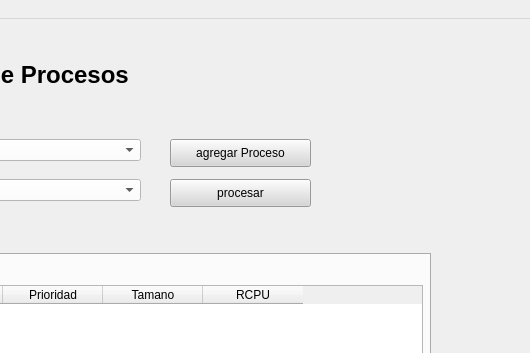
First picture: the form in apps/ui/principal.ui, repository AlejandroFNadal/SistOp2019, before the edit; both pictures show x 450 to 980 and y 0 to 353 of the 980 by 817 pixel window.
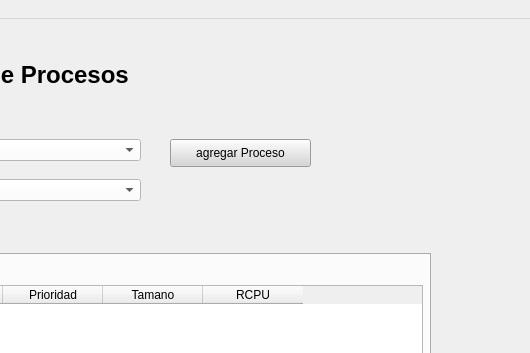
Second picture: the form after the edit.

Commit message: se actualiso ui

```diff
--- a/apps/ui/principal.ui
+++ b/apps/ui/principal.ui
@@ -43,22 +43,6 @@
      <string notr="true">background-color: rgb(255, 255, 255);</string>
     </property>
    </widget>
-   <widget class="QPushButton" name="pushButton_4">
-    <property name="geometry">
-     <rect>
-      <x>620</x>
-      <y>160</y>
-      <width>141</width>
-      <height>28</height>
-     </rect>
-    </property>
-    <property name="styleSheet">
-     <string notr="true">background-color: rgb(214, 214, 214);</string>
-    </property>
-    <property name="text">
-     <string>procesar</string>
-    </property>
-   </widget>
    <widget class="QLabel" name="label">
     <property name="geometry">
      <rect>
```
Left out of the diff: 2 changed lines with no effect on the pictures. The commit also changes 4 other files.
